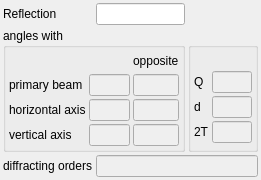
The window that ReflexInfo.ui (BackupTheBerlios/clip-svn) describes before a commit, drawn with Qt 5.
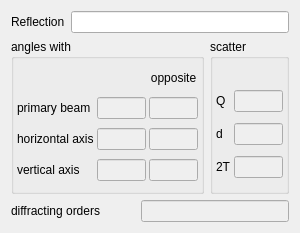
The same window after the commit.

```diff
--- a/ReflexInfo.ui
+++ b/ReflexInfo.ui
@@ -5,31 +5,31 @@
    <rect>
     <x>0</x>
     <y>0</y>
-    <width>241</width>
-    <height>165</height>
+    <width>299</width>
+    <height>233</height>
    </rect>
   </property>
   <property name="windowTitle" >
    <string>ReflexInfo</string>
   </property>
   <layout class="QGridLayout" name="gridLayout_3" >
-   <property name="margin" >
-    <number>3</number>
-   </property>
-   <property name="spacing" >
-    <number>3</number>
-   </property>
    <item row="0" column="0" >
     <widget class="QLabel" name="label" >
+     <property name="sizePolicy" >
+      <sizepolicy vsizetype="Preferred" hsizetype="Maximum" >
+       <horstretch>0</horstretch>
+       <verstretch>0</verstretch>
+      </sizepolicy>
+     </property>
      <property name="text" >
       <string>Reflection</string>
      </property>
     </widget>
    </item>
-   <item row="0" column="1" >
+   <item row="0" column="1" colspan="3" >
     <widget class="QLineEdit" name="reflex" />
    </item>
-   <item row="1" column="0" colspan="2" >
+   <item row="1" column="0" colspan="3" >
     <widget class="QGroupBox" name="groupBox" >
      <property name="title" >
       <string>angles with</string>
@@ -125,14 +125,23 @@
       <item row="0" column="2" >
        <widget class="QLabel" name="label_9" >
         <property name="sizePolicy" >
-         <sizepolicy vsizetype="Maximum" hsizetype="Maximum" >
+         <sizepolicy vsizetype="Maximum" hsizetype="Preferred" >
           <horstretch>0</horstretch>
           <verstretch>0</verstretch>
          </sizepolicy>
         </property>
+        <property name="minimumSize" >
+         <size>
+          <width>49</width>
+          <height>0</height>
+         </size>
+        </property>
         <property name="text" >
          <string>opposite</string>
         </property>
+        <property name="alignment" >
+         <set>Qt::AlignCenter</set>
+        </property>
        </widget>
       </item>
       <item row="0" column="1" >
@@ -145,7 +154,7 @@
         </property>
         <property name="sizeHint" stdset="0" >
          <size>
-          <width>41</width>
+          <width>49</width>
           <height>20</height>
          </size>
         </property>
@@ -154,10 +163,10 @@
      </layout>
     </widget>
    </item>
-   <item row="1" column="2" >
+   <item row="1" column="3" >
     <widget class="QGroupBox" name="groupBox_2" >
      <property name="title" >
-      <string> </string>
+      <string>scatter</string>
      </property>
      <layout class="QGridLayout" name="gridLayout_2" >
       <property name="margin" >
@@ -178,6 +187,12 @@
         <property name="enabled" >
          <bool>false</bool>
         </property>
+        <property name="frame" >
+         <bool>true</bool>
+        </property>
+        <property name="alignment" >
+         <set>Qt::AlignRight|Qt::AlignTrailing|Qt::AlignVCenter</set>
+        </property>
        </widget>
       </item>
       <item row="2" column="0" >
@@ -192,6 +207,9 @@
         <property name="enabled" >
          <bool>false</bool>
         </property>
+        <property name="alignment" >
+         <set>Qt::AlignRight|Qt::AlignTrailing|Qt::AlignVCenter</set>
+        </property>
        </widget>
       </item>
       <item row="3" column="0" >
@@ -206,6 +224,9 @@
         <property name="enabled" >
          <bool>false</bool>
         </property>
+        <property name="alignment" >
+         <set>Qt::AlignRight|Qt::AlignTrailing|Qt::AlignVCenter</set>
+        </property>
        </widget>
       </item>
       <item row="0" column="1" >
@@ -218,7 +239,7 @@
         </property>
         <property name="sizeHint" stdset="0" >
          <size>
-          <width>40</width>
+          <width>49</width>
           <height>20</height>
          </size>
         </property>
@@ -227,14 +248,14 @@
      </layout>
     </widget>
    </item>
-   <item row="2" column="0" >
+   <item row="2" column="0" colspan="2" >
     <widget class="QLabel" name="label_7" >
      <property name="text" >
       <string>diffracting orders</string>
      </property>
     </widget>
    </item>
-   <item row="2" column="1" colspan="2" >
+   <item row="2" column="2" colspan="2" >
     <widget class="QLineEdit" name="diffOrders" >
      <property name="enabled" >
       <bool>false</bool>
```
